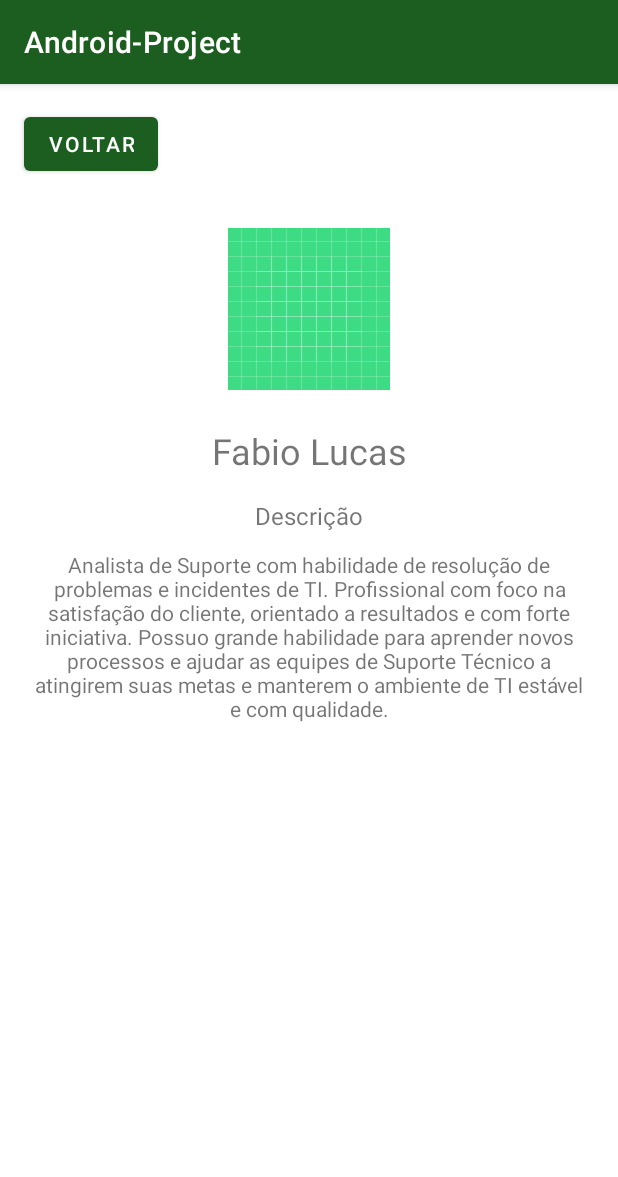
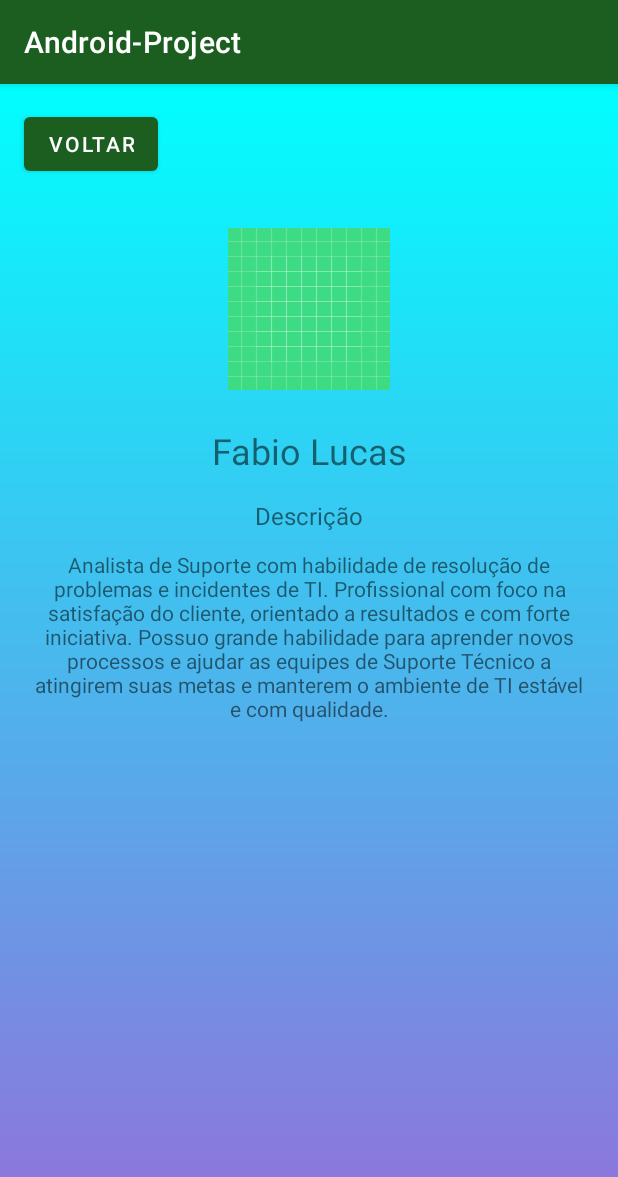
Before and after one commit to LuizFernando-o/Android-Project, an Android app: the About_Fabio_Lucas screen opened directly, with no data from a screen before it, on a phone screen of 412 x 824 dp. Shown: the top 1177 px of the screen. Run offline under Robolectric (Android 15) with nearby library versions, the phone set to English and light mode, and no system bars.

Commit message:
Adding background in fabiolucas_About

```diff
--- /dev/null
+++ b/app/src/main/res/drawable/about_fabio_bg.xml
@@ -0,0 +1,9 @@
+<?xml version="1.0" encoding="utf-8"?>
+<shape android:shape="rectangle"
+    xmlns:android="http://schemas.android.com/apk/res/android" >
+
+    <gradient android:angle="90"
+        android:startColor="#9370DB"
+        android:endColor="#00FFFF"/>
+
+</shape>
--- a/app/src/main/res/layout/activity_about_fabio_lucas.xml
+++ b/app/src/main/res/layout/activity_about_fabio_lucas.xml
@@ -4,6 +4,7 @@
     xmlns:tools="http://schemas.android.com/tools"
     android:layout_width="match_parent"
     android:layout_height="match_parent"
+    android:background="@drawable/about_fabio_bg"
     tools:context=".About_Fabio_Lucas">
 
     <ImageView
```
